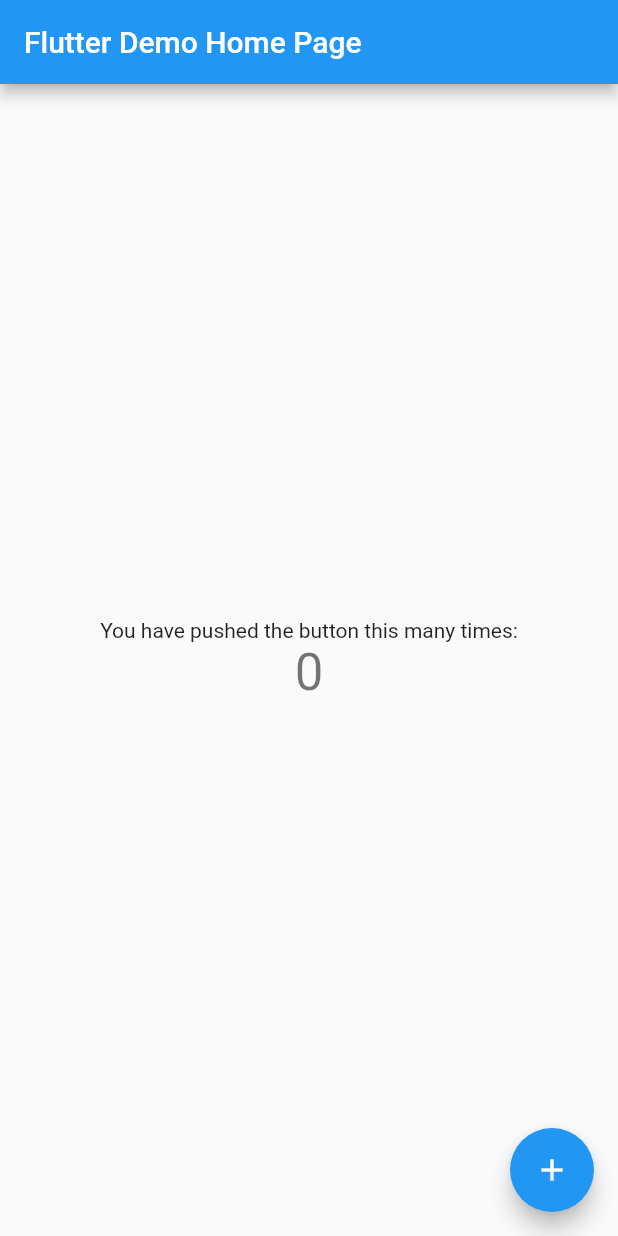
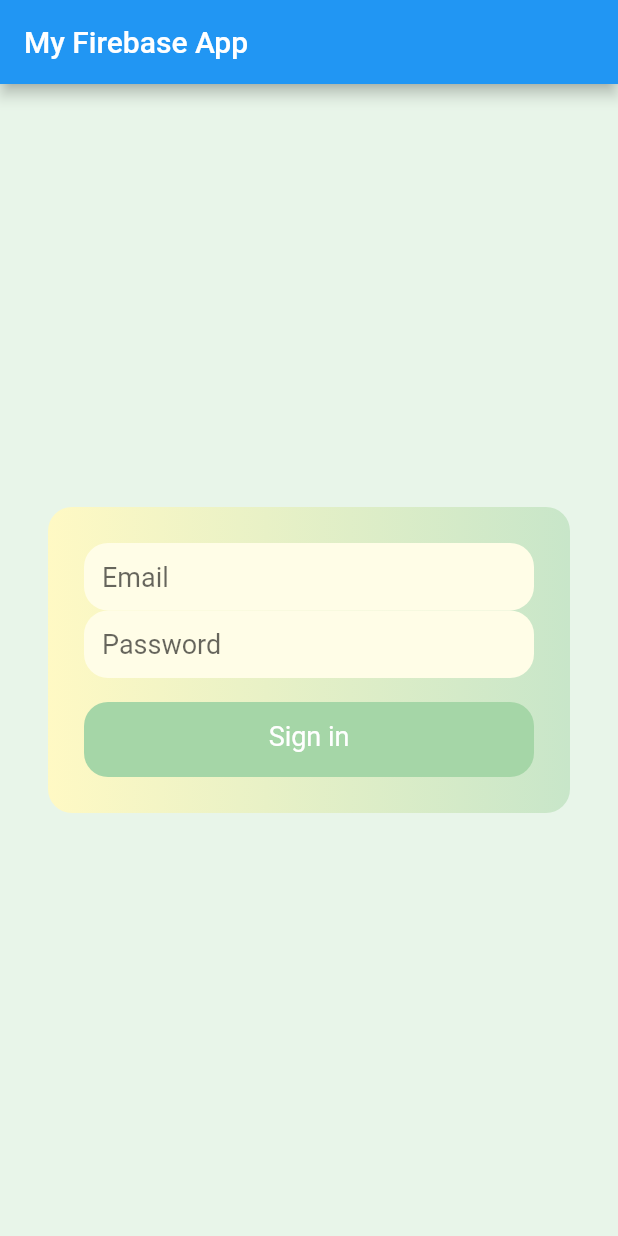
Before and after one commit to sanyath007/flutter_fb_auth, a Flutter app: the screen it shows after launch, on a phone screen of 412 x 824 dp. Run offline on Flutter 3.47's test engine with Material 2 defaults, Android fonts, the phone set to English and light mode, and no system bars.

```diff
--- a/lib/main.dart
+++ b/lib/main.dart
@@ -20,92 +20,101 @@ class MyApp extends StatelessWidget {
         // is not restarted.
         primarySwatch: Colors.blue,
       ),
-      home: MyHomePage(title: 'Flutter Demo Home Page'),
+      home: MyLoginPage(),
     );
   }
 }
 
-class MyHomePage extends StatefulWidget {
-  MyHomePage({Key key, this.title}) : super(key: key);
-
-  // This widget is the home page of your application. It is stateful, meaning
-  // that it has a State object (defined below) that contains fields that affect
-  // how it looks.
-
-  // This class is the configuration for the state. It holds the values (in this
-  // case the title) provided by the parent (in this case the App widget) and
-  // used by the build method of the State. Fields in a Widget subclass are
-  // always marked "final".
-
-  final String title;
+class MyLoginPage extends StatefulWidget {
+  MyLoginPage({Key key}) : super(key: key);
 
   @override
-  _MyHomePageState createState() => _MyHomePageState();
+  _MyLoginPageState createState() => _MyLoginPageState();
 }
 
-class _MyHomePageState extends State<MyHomePage> {
-  int _counter = 0;
-
-  void _incrementCounter() {
-    setState(() {
-      // This call to setState tells the Flutter framework that something has
-      // changed in this State, which causes it to rerun the build method below
-      // so that the display can reflect the updated values. If we changed
-      // _counter without calling setState(), then the build method would not be
-      // called again, and so nothing would appear to happen.
-      _counter++;
-    });
-  }
-
+class _MyLoginPageState extends State<MyLoginPage> {
   @override
   Widget build(BuildContext context) {
-    // This method is rerun every time setState is called, for instance as done
-    // by the _incrementCounter method above.
-    //
-    // The Flutter framework has been optimized to make rerunning build methods
-    // fast, so that you can just rebuild anything that needs updating rather
-    // than having to individually change instances of widgets.
     return Scaffold(
       appBar: AppBar(
-        // Here we take the value from the MyHomePage object that was created by
-        // the App.build method, and use it to set our appbar title.
-        title: Text(widget.title),
+        title: Text("My Firebase App", style: TextStyle(color: Colors.white)),
       ),
-      body: Center(
-        // Center is a layout widget. It takes a single child and positions it
-        // in the middle of the parent.
+      body: Container(
+        color: Colors.green[50],
+        child: Center(
+          child: Container(
+            decoration: BoxDecoration(
+              borderRadius: BorderRadius.circular(16),
+              gradient: LinearGradient(
+                colors: [Colors.yellow[100], Colors.green[100]]
+              ),
+            ),
+            margin: EdgeInsets.all(32),
+            padding: EdgeInsets.all(24),
             child: Column(
-          // Column is also layout widget. It takes a list of children and
-          // arranges them vertically. By default, it sizes itself to fit its
-          // children horizontally, and tries to be as tall as its parent.
-          //
-          // Invoke "debug painting" (press "p" in the console, choose the
-          // "Toggle Debug Paint" action from the Flutter Inspector in Android
-          // Studio, or the "Toggle Debug Paint" command in Visual Studio Code)
-          // to see the wireframe for each widget.
-          //
-          // Column has various properties to control how it sizes itself and
-          // how it positions its children. Here we use mainAxisAlignment to
-          // center the children vertically; the main axis here is the vertical
-          // axis because Columns are vertical (the cross axis would be
-          // horizontal).
+              mainAxisSize: MainAxisSize.min,
               mainAxisAlignment: MainAxisAlignment.center,
               children: <Widget>[
-            Text(
-              'You have pushed the button this many times:',
-            ),
-            Text(
-              '$_counter',
-              style: Theme.of(context).textTheme.display1,
-            ),
+                buildTextFieldEmail(),
+                buildTextFieldPassword(),
+                buildButtonSignIn(),
               ],
             ),
           ),
-      floatingActionButton: FloatingActionButton(
-        onPressed: _incrementCounter,
-        tooltip: 'Increment',
-        child: Icon(Icons.add),
-      ), // This trailing comma makes auto-formatting nicer for build methods.
+        ),
+      ),
+    );
+  }
+
+  Container buildButtonSignIn() {
+    return Container(
+      constraints: BoxConstraints.expand(height: 50),
+      child: Text("Sign in",
+        textAlign: TextAlign.center,
+        style: TextStyle(
+          fontSize: 18,
+          color: Colors.white
+        ),
+      ),
+      decoration: BoxDecoration(
+        borderRadius: BorderRadius.circular(16),
+        color: Colors.green[200],
+      ),
+      margin: EdgeInsets.only(top: 16),
+      padding: EdgeInsets.all(12),
+    );
+  }
+
+  Container buildTextFieldEmail() {
+    return Container(
+      padding: EdgeInsets.all(12),
+      decoration: BoxDecoration(
+        color: Colors.yellow[50],
+        borderRadius: BorderRadius.circular(16),
+      ),
+      child: TextField(
+        decoration: InputDecoration.collapsed(hintText: "Email"),
+        style: TextStyle(
+          fontSize: 18,
+        ),
+      ),
+    );
+  }
+
+  Container buildTextFieldPassword() {
+    return Container(
+      padding: EdgeInsets.all(12),
+      decoration: BoxDecoration(
+        color: Colors.yellow[50],
+        borderRadius: BorderRadius.circular(16),
+      ),
+      child: TextField(
+        obscureText: true,
+        decoration: InputDecoration.collapsed(hintText: "Password"),
+        style: TextStyle(
+          fontSize: 18,
+        ),
+      ),
     );
   }
 }
--- a/pubspec.yaml
+++ b/pubspec.yaml
@@ -19,8 +19,8 @@ dependencies:
   # The following adds the Cupertino Icons font to your application.
   # Use with the CupertinoIcons class for iOS style icons.
   cupertino_icons: ^0.1.2
-  firebase_core: 0.3.1+1
-  firebase_auth: 0.8.1+4
+  firebase_core: 0.2.5+1
+  firebase_auth: 0.7.0
   flutter_facebook_login: 2.0.0
 
 dev_dependencies:
```
Also changed, not shown: 4 other files. Lines whose indentation alone changed are shown as unchanged.
